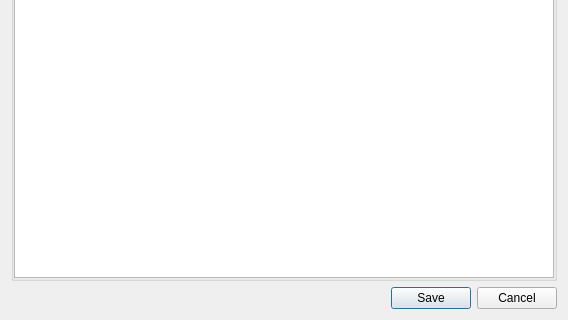
First picture: the form in client/src/dialogs/detailsdialog.ui, repository KDAB/FatCRM, before the edit; both pictures show x 0 to 568 and y 233 to 553 of the 568 by 553 pixel window.
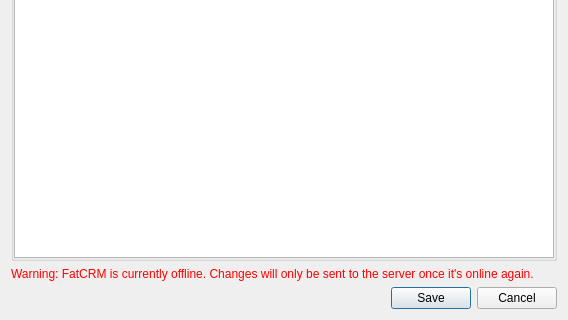
Second picture: the form after the edit.

Commit message:
Add red warning when saving changes, if the resource is offline.
You can still work in a train, but if you're in the office and for some
reason the resource didn't connect, better make sure the user knows
(no immediate propagation of changes, higher risk of conflicts, etc.)

Diff of the .ui file:
```diff
--- a/client/src/dialogs/detailsdialog.ui
+++ b/client/src/dialogs/detailsdialog.ui
@@ -120,6 +120,50 @@
      </layout>
     </widget>
    </item>
+   <item>
+    <widget class="QLabel" name="labelOffline">
+     <property name="palette">
+      <palette>
+       <active>
+        <colorrole role="WindowText">
+         <brush brushstyle="SolidPattern">
+          <color alpha="255">
+           <red>255</red>
+           <green>0</green>
+           <blue>0</blue>
+          </color>
+         </brush>
+        </colorrole>
+       </active>
+       <inactive>
+        <colorrole role="WindowText">
+         <brush brushstyle="SolidPattern">
+          <color alpha="255">
+           <red>255</red>
+           <green>0</green>
+           <blue>0</blue>
+          </color>
+         </brush>
+        </colorrole>
+       </inactive>
+       <disabled>
+        <colorrole role="WindowText">
+         <brush brushstyle="SolidPattern">
+          <color alpha="255">
+           <red>49</red>
+           <green>54</green>
+           <blue>59</blue>
+          </color>
+         </brush>
+        </colorrole>
+       </disabled>
+      </palette>
+     </property>
+     <property name="text">
+      <string>Warning: FatCRM is currently offline. Changes will only be sent to the server once it's online again.</string>
+     </property>
+    </widget>
+   </item>
    <item>
     <widget class="QDialogButtonBox" name="buttonBox">
      <property name="orientation">
```
The commit also changes 6 other files.
